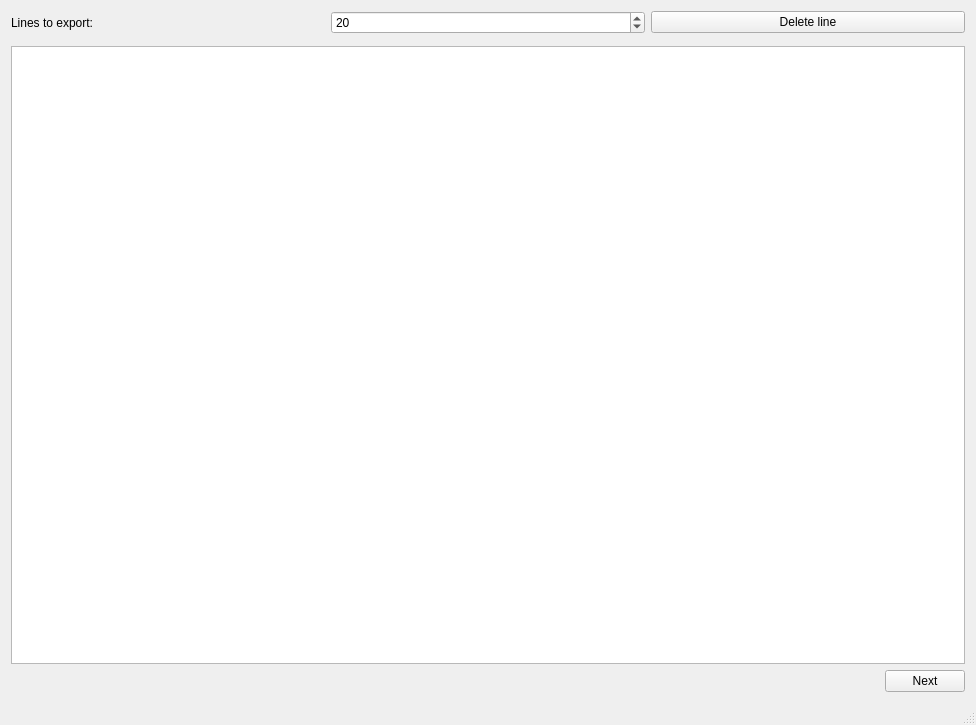
First picture: the form in StatementAnonymizator/mainwindow.ui, repository agabor/platan, before the edit.
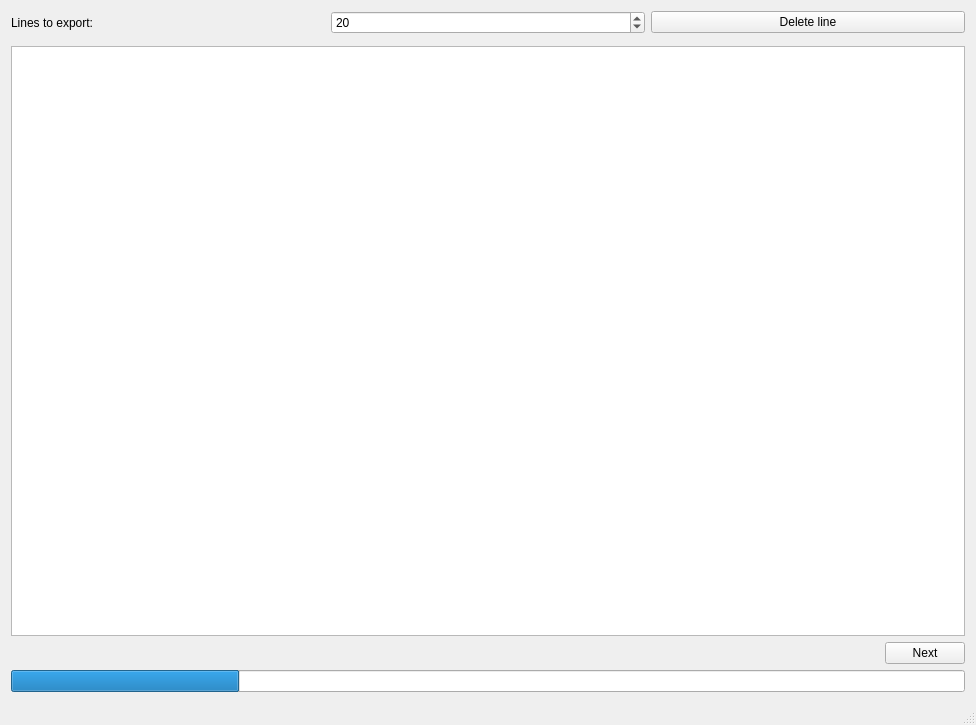
Second picture: the form after the edit. Custom widgets are drawn as their Qt base class.

What changed in the file:
```diff
--- a/StatementAnonymizator/mainwindow.ui
+++ b/StatementAnonymizator/mainwindow.ui
@@ -76,6 +76,19 @@
       </item>
      </layout>
     </item>
+    <item>
+     <widget class="QProgressBar" name="progressBar">
+      <property name="value">
+       <number>24</number>
+      </property>
+      <property name="textVisible">
+       <bool>false</bool>
+      </property>
+      <property name="invertedAppearance">
+       <bool>false</bool>
+      </property>
+     </widget>
+    </item>
    </layout>
   </widget>
   <widget class="QStatusBar" name="statusBar"/>
```
